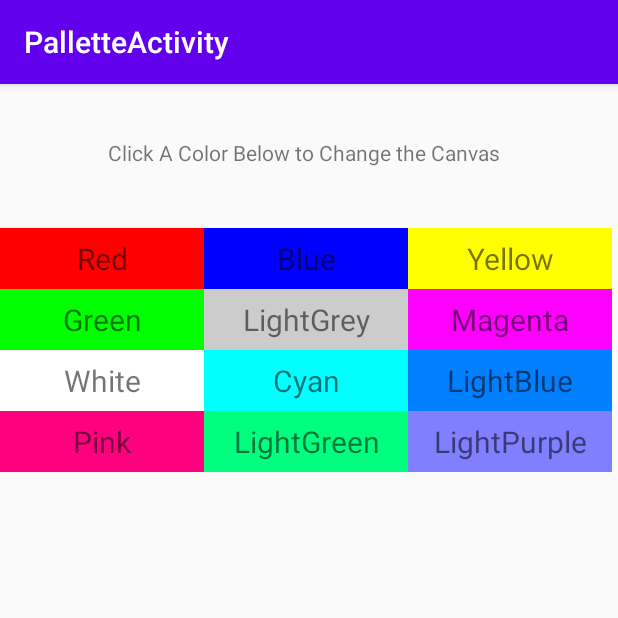
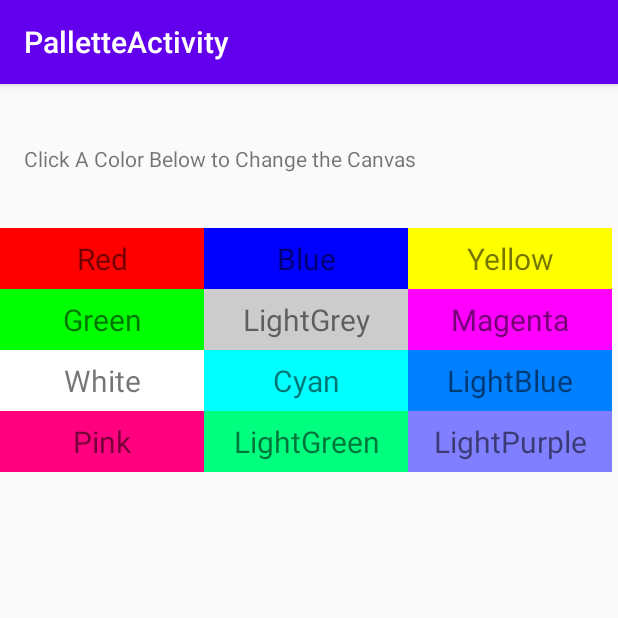
Before and after one commit to annguyen2790/ColorChangingApp, an Android app: the screen it shows after launch (PalletteActivity), on a phone screen of 412 x 824 dp, the top half of it. Run offline under Robolectric (Android 15) with nearby library versions, the phone set to English and light mode, and no system bars.

```diff
--- a/app/src/main/res/layout/pallete_main.xml
+++ b/app/src/main/res/layout/pallete_main.xml
@@ -20,8 +20,8 @@
         android:id="@+id/textView_Instruction"
         android:layout_width="wrap_content"
         android:layout_height="wrap_content"
-        android:layout_marginStart="72dp"
-        android:layout_marginTop="36dp"
+        android:layout_marginStart="16dp"
+        android:layout_marginTop="40dp"
         android:text="@string/InstructionMessage"
         app:layout_constraintStart_toStartOf="parent"
         app:layout_constraintTop_toTopOf="parent" />
```
Also changed, not shown: app/src/main/java/edu/temple/colorchangingapp/CanvasActivity.java (+25 -44 lines), 1 other file.
